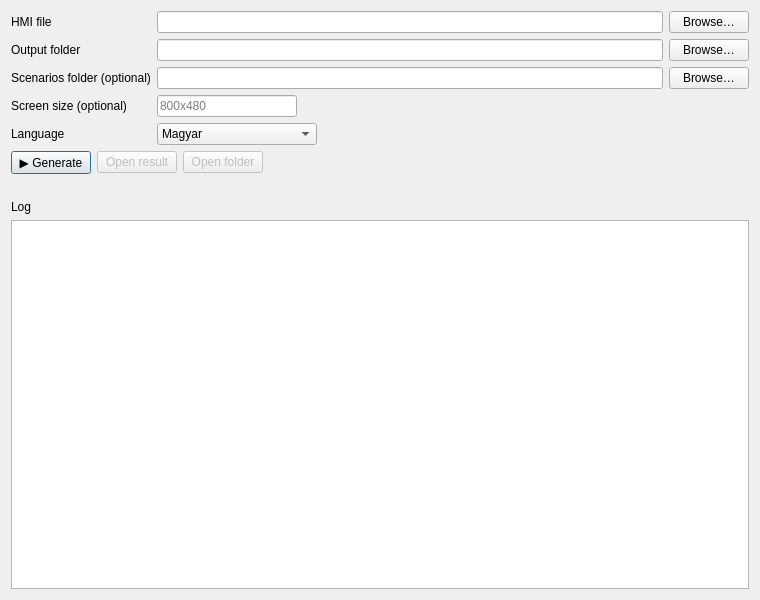
Old version of the form code/nextion_parser/builder_gui/main.ui in the repository dfajtai/nextion-hmi-emulator.
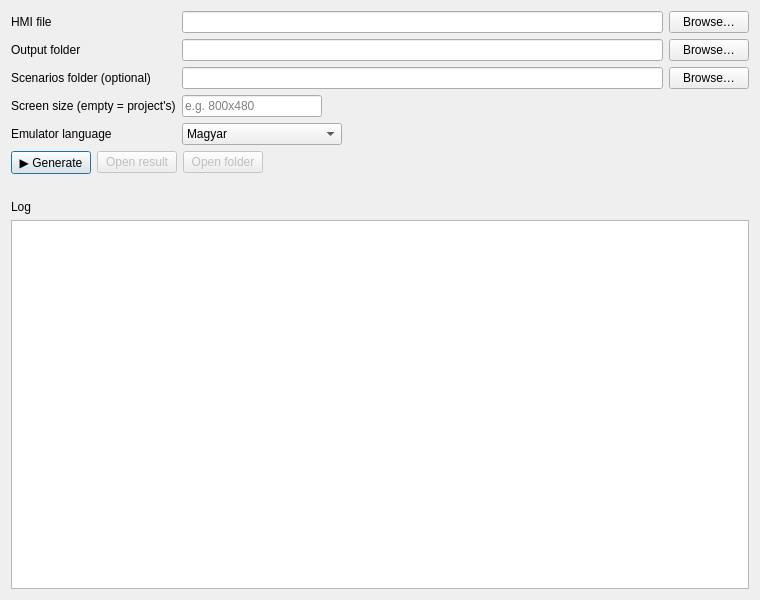
New version of the form.

Commit message:
Builder GUI is English only; language sets emulator default
Builder GUI is English only; the language selector sets the generated emulator's default language

```diff
--- a/code/nextion_parser/builder_gui/main.ui
+++ b/code/nextion_parser/builder_gui/main.ui
@@ -20,14 +20,14 @@
      <item row="2" column="0"><widget class="QLabel" name="labelScn"><property name="text"><string>Scenarios folder (optional)</string></property></widget></item>
      <item row="2" column="1"><widget class="QLineEdit" name="editScn"/></item>
      <item row="2" column="2"><widget class="QPushButton" name="btnBrowseScn"><property name="text"><string>Browse…</string></property></widget></item>
-     <item row="3" column="0"><widget class="QLabel" name="labelScreen"><property name="text"><string>Screen size (optional)</string></property></widget></item>
+     <item row="3" column="0"><widget class="QLabel" name="labelScreen"><property name="text"><string>Screen size (empty = project's)</string></property></widget></item>
      <item row="3" column="1">
       <widget class="QLineEdit" name="editScreen">
        <property name="maximumSize"><size><width>140</width><height>16777215</height></size></property>
-       <property name="placeholderText"><string>800x480</string></property>
+       <property name="placeholderText"><string>e.g. 800x480</string></property>
       </widget>
      </item>
-     <item row="4" column="0"><widget class="QLabel" name="labelLang"><property name="text"><string>Language</string></property></widget></item>
+     <item row="4" column="0"><widget class="QLabel" name="labelLang"><property name="text"><string>Emulator language</string></property></widget></item>
      <item row="4" column="1">
       <widget class="QComboBox" name="comboLang">
        <property name="maximumSize"><size><width>160</width><height>16777215</height></size></property>
```
Left out of the diff: 2 changed lines with no effect on the pictures. The commit also changes 6 other files.
